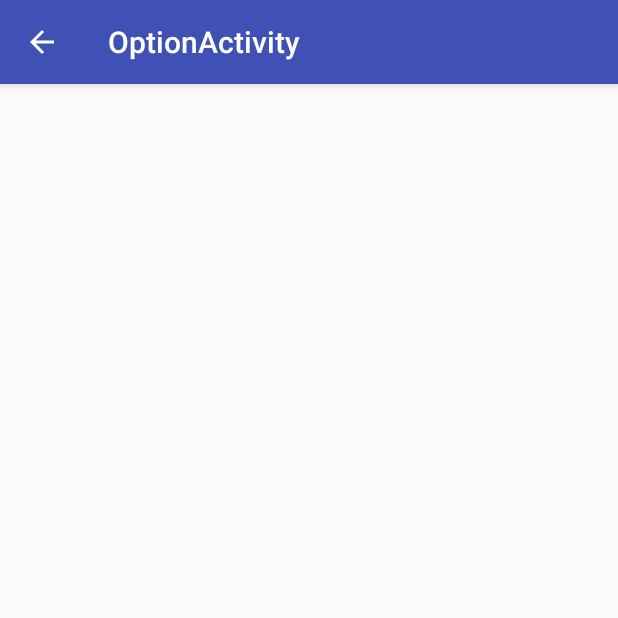
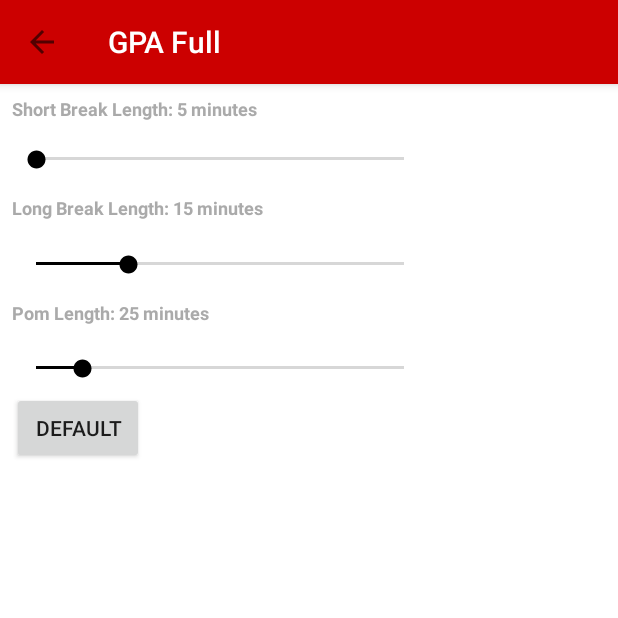
Before and after one commit to Roveros/GPAFull, an Android app: the screen it shows after launch (OptionActivity before the commit, SettingsActivity after it), after a tap on "SETTINGS", on a phone screen of 412 x 824 dp, the top half of it. Run offline under Robolectric (Android 15) with nearby library versions, the phone set to English and light mode, and no system bars.

Commit message:
Settings Activity
Settings Activity added, users can set 3 timer lengths. Settings persisted. Fixed issue where a change in orientation destroyed and remade the activity, losing data.

```diff
--- a/app/src/main/AndroidManifest.xml
+++ b/app/src/main/AndroidManifest.xml
@@ -3,6 +3,7 @@
     package="com.gpa.browne.gpafull">
 
     <uses-permission android:name="android.permission.VIBRATE" />
+
     <application
         android:allowBackup="true"
         android:icon="@mipmap/ic_launcher"
@@ -21,8 +22,9 @@
             </intent-filter>
         </activity>
         <activity
-            android:name=".OptionActivity"
-            android:label="@string/title_activity_option"
+            android:screenOrientation="portrait"
+            android:name=".SettingsActivity"
+            android:label="@string/title_activity_settings"
             android:theme="@style/AppTheme.NoActionBar"></activity>
     </application>
 
--- a/app/src/main/java/com/gpa/browne/gpafull/GPAConfigModel.java
+++ b/app/src/main/java/com/gpa/browne/gpafull/GPAConfigModel.java
@@ -1,4 +1,15 @@
 package com.gpa.browne.gpafull;
+
+import android.content.Context;
+import android.util.Log;
+
+import java.io.BufferedReader;
+import java.io.File;
+import java.io.FileInputStream;
+import java.io.FileOutputStream;
+import java.io.InputStreamReader;
+import java.io.OutputStreamWriter;
+import java.util.Arrays;
 
 /**
  * Created by Roveros on 31/10/2017.
@@ -6,16 +17,113 @@ package com.gpa.browne.gpafull;
 
 public class GPAConfigModel {
 
-    int pomLength, shortBreakLength, longBreakLength;
+    private int pomLength, shortBreakLength, longBreakLength;
+    private Context context;
+    static final int READ_BLOCK_SIZE = 100;
 
-    public GPAConfigModel(){
+    public GPAConfigModel(Context context){
         //should be fetching these values from persistent storage
         //Create persistent model object to retrieve data
-
-        //if no values exist, use defaults
-        pomLength = 25;
         shortBreakLength = 5;
         longBreakLength = 15;
+        pomLength = 25;
+
+        this.context = context;
+        detectSettings(this.context);
+    }
+
+    private void detectSettings(Context context) {
+        File myMainDir = context.getDir("settings", Context.MODE_PRIVATE);
+
+        File myFinalDir = new File(myMainDir, "settings.txt");
+
+        if (myFinalDir.exists()){
+            Log.i("INFO","Settings.txt detected");
+            Log.i("INFO", "Path: "+ myFinalDir.getAbsolutePath());
+            Log.i("INFO", "File name: " + myFinalDir.getName());
+
+            //parse settings
+            //reading text from file
+            try {
+                Log.i("INFO", "Retrieving settings...");
+                FileInputStream fis = new FileInputStream(new File(myFinalDir.getAbsolutePath()));
+                InputStreamReader isr = new InputStreamReader(fis);
+                BufferedReader bufferedReader = new BufferedReader(isr);
+                StringBuilder sb = new StringBuilder();
+                String line;
+                while ((line = bufferedReader.readLine()) != null) {
+                    sb.append(line);
+                }
+                Log.i("INFO", "Setting Retrieved.");
+                Log.i("INFO", "File contents: " + sb.toString());
+                fis.close();
+                String[] settings = sb.toString().split("@");
+                Log.i("INFO", Arrays.toString(settings));
+                String shortBreakLength[] = settings[0].split(":");
+                String longBreakLength[] = settings[1].split(":");
+                String pomLength[] = settings[2].split(":");
+                setShortBreakLength(Integer.valueOf(shortBreakLength[1]));
+                setLongBreakLength(Integer.valueOf(longBreakLength[1]));
+                setPomLength(Integer.valueOf(pomLength[1]));
+                //dayList.add(s);
+            } catch (Exception e) {
+                Log.i("INFO", "Unable to retrieve settings.");
+                Log.i("INFO", e.getMessage());
+                e.printStackTrace();
+            }
+        } else {
+            Log.i("INFO","Settings.txt not detected, default settings generated");
+            createDefaultSettings();
+        }
+    }
+
+    public void createDefaultSettings(){
+        // add-write text into file
+
+        String settings = "";
+        settings = "shortBreakLength:"+shortBreakLength+"@longBreakLength:"+longBreakLength+"@pomLength:"+pomLength+"";
+
+        try {
+            File myMainDir = context.getDir("settings", Context.MODE_PRIVATE);
+
+            myMainDir.mkdir();
+
+            File myFinalDir = new File(myMainDir, "settings.txt");
+
+            FileOutputStream out = new FileOutputStream(myFinalDir, false); //Use the stream as usual to write into the file
+            OutputStreamWriter outputWriter = new OutputStreamWriter(out);
+            outputWriter.write(settings);
+            outputWriter.close();
+
+        } catch (Exception e) {
+            e.printStackTrace();
+        }
+    }
+
+    public void saveSettings(int shortBreakLength, int longBreakLength, int pomLength){
+        // add-write text into file
+        String settings = "";
+        settings = "shortBreakLength:"+shortBreakLength+"@longBreakLength:"+longBreakLength+"@pomLength:"+pomLength+"";
+        Log.i("INFO", "Saving new settings ...");
+
+        try {
+            File myMainDir = context.getDir("settings", Context.MODE_PRIVATE);
+
+            myMainDir.mkdir();
+
+            File myFinalDir = new File(myMainDir, "settings.txt");
+
+            FileOutputStream out = new FileOutputStream(myFinalDir, false); //Use the stream as usual to write into the file
+            OutputStreamWriter outputWriter = new OutputStreamWriter(out);
+            outputWriter.write(settings);
+            outputWriter.close();
+
+            Log.i("INFO",settings);
+
+        } catch (Exception e) {
+            Log.i("INFO", "Failed to save new settings");
+            e.printStackTrace();
+        }
     }
 
     public int getPomLength() {
--- a/app/src/main/java/com/gpa/browne/gpafull/MainActivity.java
+++ b/app/src/main/java/com/gpa/browne/gpafull/MainActivity.java
@@ -30,6 +30,7 @@ public class MainActivity extends AppCompatActivity {
 
     TimerController timer;
     GPAConfigModel config;
+
     TextView tvTimerDisplay, tvCounterDisplay;
     EditText etSessionTitle;
     CoordinatorLayout layout;
@@ -43,7 +44,7 @@ public class MainActivity extends AppCompatActivity {
         setSupportActionBar(toolbar);
 
         //init the GPAConfigModel
-        config = new GPAConfigModel();
+        config = new GPAConfigModel(this);
 
         //get timer display TextView from view
         tvTimerDisplay = findViewById(R.id.tvTimerDisplay);
@@ -82,7 +83,11 @@ public class MainActivity extends AppCompatActivity {
         //noinspection SimplifiableIfStatement
         if (id == R.id.action_settings) {
            // Toast.makeText(MainActivity.this, "Settings", Toast.LENGTH_LONG).show();
-            Intent intent = new Intent(this, OptionActivity.class);
+            config = new GPAConfigModel(this);
+            Intent intent = new Intent(this, SettingsActivity.class);
+            intent.putExtra("shortBreakLength", config.getShortBreakLength());
+            intent.putExtra("longBreakLength", config.getLongBreakLength());
+            intent.putExtra("pomLength", config.getPomLength());
             startActivity(intent);
         } else if (id == R.id.action_exit) {
             onExitClick();
@@ -95,6 +100,8 @@ public class MainActivity extends AppCompatActivity {
 
     //Starts timer if not already started
     public void onStartClick(View view) {
+        config = new GPAConfigModel(this);
+        timer = new TimerController(MainActivity.this, layout, progressBar, config, tvTimerDisplay, tvCounterDisplay, etSessionTitle);
         timer.start("pom");
     }
 
--- a/app/src/main/java/com/gpa/browne/gpafull/OptionActivity.java
+++ /dev/null
@@ -1,46 +0,0 @@
-package com.gpa.browne.gpafull;
-
-import android.os.Bundle;
-import android.support.v7.app.AppCompatActivity;
-import android.support.v7.widget.Toolbar;
-import android.view.MenuItem;
-import android.widget.Toast;
-
-public class OptionActivity extends AppCompatActivity {
-
-    @Override
-    protected void onCreate(Bundle savedInstanceState) {
-        super.onCreate(savedInstanceState);
-        setContentView(R.layout.activity_option);
-        Toolbar toolbar = (Toolbar) findViewById(R.id.toolbar);
-        setSupportActionBar(toolbar);
-
-        //if(getSupportActionBar() != null){
-            getSupportActionBar().setDisplayHomeAsUpEnabled(true);
-            getSupportActionBar().setDisplayShowHomeEnabled(true);
-        //}
-    }
-
-    @Override
-    public boolean onOptionsItemSelected(MenuItem item) {
-        // Handle action bar item clicks here. The action bar will
-        // automatically handle clicks on the Home/Up button, so long
-        // as you specify a parent activity in AndroidManifest.xml.
-        int id = item.getItemId();
-
-        //noinspection SimplifiableIfStatement
-        if (id == android.R.id.home) {
-            Toast.makeText(this, "Home", Toast.LENGTH_LONG).show();
-            finish();
-        }
-
-        return super.onOptionsItemSelected(item);
-    }
-
-    @Override
-    public void onBackPressed() {
-        // your code.
-        this.finish();
-    }
-
-}
--- /dev/null
+++ b/app/src/main/java/com/gpa/browne/gpafull/SettingsActivity.java
@@ -0,0 +1,147 @@
+package com.gpa.browne.gpafull;
+
+import android.content.Intent;
+import android.os.Bundle;
+import android.support.design.widget.FloatingActionButton;
+import android.support.design.widget.Snackbar;
+import android.support.v7.app.AppCompatActivity;
+import android.support.v7.widget.Toolbar;
+import android.view.MenuItem;
+import android.view.View;
+import android.widget.SeekBar;
+import android.widget.TextView;
+import android.widget.Toast;
+
+public class SettingsActivity extends AppCompatActivity {
+    private SeekBar sbPomLength, sbShortBreakLength, sbLongBreakLength;
+    private TextView tvPomLength, tvShortBreakLength, tvLongBreakLength;
+    int config[] = {0,0,0};
+
+    @Override
+    protected void onCreate(Bundle savedInstanceState) {
+        super.onCreate(savedInstanceState);
+        setContentView(R.layout.activity_settings);
+        Toolbar toolbar = (Toolbar) findViewById(R.id.toolbar);
+        setSupportActionBar(toolbar);
+
+        //this places a back button on the toolbar
+        getSupportActionBar().setDisplayHomeAsUpEnabled(true);
+        getSupportActionBar().setHomeButtonEnabled(true);
+
+        Intent intent = getIntent();
+
+        config[0] = intent.getIntExtra("shortBreakLength",0);
+        config[1] = intent.getIntExtra("longBreakLength",0);
+        config[2] = intent.getIntExtra("pomLength",0);
+
+        sbPomLength = (SeekBar) findViewById(R.id.sbPomLength);
+        tvPomLength = (TextView) findViewById(R.id.tvPomLength);
+        sbLongBreakLength = (SeekBar) findViewById(R.id.sbLongBreakLength);
+        tvLongBreakLength = (TextView) findViewById(R.id.tvLongBreakLength);
+        sbShortBreakLength = (SeekBar) findViewById(R.id.sbShortBreakLength);
+        tvShortBreakLength = (TextView) findViewById(R.id.tvShortBreakLength);
+
+        sbPomLength.setMax(40);
+        sbPomLength.incrementProgressBy(5);
+        sbPomLength.setProgress(config[2] - 20);
+        tvPomLength.setText("Pom Length: " + config[2] + " minutes");
+
+        sbLongBreakLength.setMax(20);
+        sbLongBreakLength.incrementProgressBy(5);
+        sbLongBreakLength.setProgress(config[1] - 10);
+        tvLongBreakLength.setText("Long Break Length: " + config[1] + " minutes");
+
+        sbShortBreakLength.setMax(10);
+        sbShortBreakLength.incrementProgressBy(5);
+        sbShortBreakLength.setProgress(config[0] - 5);
+        tvShortBreakLength.setText("Short Break Length: " + config[0] + " minutes");
+
+        // perform seek bar change listener event used for getting the progress value
+        sbPomLength.setOnSeekBarChangeListener(new SeekBar.OnSeekBarChangeListener() {
+            int progressChangedValue = 0;
+
+            public void onProgressChanged(SeekBar seekBar, int progress, boolean fromUser) {
+                progress += 20;
+                progress = progress / 5;
+                progress = progress * 5;
+                config[2] = progress;
+                progressChangedValue = progress;
+            }
+
+            public void onStartTrackingTouch(SeekBar seekBar) {
+                // TODO Auto-generated method stub
+            }
+
+            public void onStopTrackingTouch(SeekBar seekBar) {
+                tvPomLength.setText("Pom Length: " + progressChangedValue + " minutes");
+            }
+        });
+
+        // perform seek bar change listener event used for getting the progress value
+        sbLongBreakLength.setOnSeekBarChangeListener(new SeekBar.OnSeekBarChangeListener() {
+            int progressChangedValue = 0;
+
+            public void onProgressChanged(SeekBar seekBar, int progress, boolean fromUser) {
+                progress += 10;
+                progress = progress / 5;
+                progress = progress * 5;
+                config[1] = progress;
+                progressChangedValue = progress;
+            }
+
+            public void onStartTrackingTouch(SeekBar seekBar) {
+                // TODO Auto-generated method stub
+            }
+
+            public void onStopTrackingTouch(SeekBar seekBar) {
+                tvLongBreakLength.setText("Long Break Length: " + progressChangedValue + " minutes");
+            }
+        });
+
+        // perform seek bar change listener event used for getting the progress value
+        sbShortBreakLength.setOnSeekBarChangeListener(new SeekBar.OnSeekBarChangeListener() {
+            int progressChangedValue = 0;
+
+            public void onProgressChanged(SeekBar seekBar, int progress, boolean fromUser) {
+                progress += 5;
+                progress = progress / 5;
+                progress = progress * 5;
+                config[0] = progress;
+                progressChangedValue = progress;
+            }
+
+            public void onStartTrackingTouch(SeekBar seekBar) {
+                // TODO Auto-generated method stub
+            }
+
+            public void onStopTrackingTouch(SeekBar seekBar) {
+                tvShortBreakLength.setText("Short Break Length: " + progressChangedValue + " minutes");
+            }
+        });
+    }
+
+    //This override is neede to allow for a back button on the toolbar for this activity
+    @Override
+    public boolean onOptionsItemSelected(MenuItem item) {
+
+        if(item.getItemId() == android.R.id.home)
+        {
+            GPAConfigModel model = new GPAConfigModel(getApplicationContext());
+            model.saveSettings(config[0], config[1] , config[2]);
+            finish();
+        }
+        return super.onOptionsItemSelected(item);
+    }
+
+    public void onDefaultClick(View view) {
+        tvPomLength.setText("Pom Length: " + 25 + " minutes");
+        tvLongBreakLength.setText("Long Break Length: " + 15 + " minutes");
+        tvShortBreakLength.setText("Short Break Length: " + 5 + " minutes");
+        sbPomLength.setProgress(25 - 20);
+        sbLongBreakLength.setProgress(15 - 10);
+        sbShortBreakLength.setProgress(5 - 5);
+        //persist this
+        GPAConfigModel model = new GPAConfigModel(getApplicationContext());
+        model.saveSettings(config[0], config[1] , config[2]);
+    }
+}
--- a/app/src/main/java/com/gpa/browne/gpafull/TimerController.java
+++ b/app/src/main/java/com/gpa/browne/gpafull/TimerController.java
@@ -74,7 +74,7 @@ class TimerController {
                     Color.parseColor("#ff669900"), android.graphics.PorterDuff.Mode.SRC_IN);
 
             /*        millisinFuture = config.getPomLength() * 60000;     // 1000 = 1 second, 60000 = 60 seconds or 1 minute*/
-            millisinFuture = 25 * 60000; // 25 * 1 Minute
+            millisinFuture = config.getPomLength() * 60000; // 25 * 1 Minute
 
         } else if (type.equals("shortBreak")) {
             //model param to track timer state
@@ -84,7 +84,7 @@ class TimerController {
                     Color.parseColor("#a9a9a9"), android.graphics.PorterDuff.Mode.SRC_IN);
 
             /*millisinFuture = config.getShortBreakLength() * 60000;    // 1000 = 1 second, 60000 = 60 seconds or 1 minute*/
-            millisinFuture = 5 * 60000; // 5 * 1 Minute
+            millisinFuture = config.getShortBreakLength() * 60000; // 5 * 1 Minute
 
         } else if (type.equals("longBreak")) {
             //model param to track timer state
@@ -98,7 +98,7 @@ class TimerController {
             tvCounterDisplay.setText(counter + "");
 
             /*millisinFuture = config.getLongBreakLength() * 60000;     // 1000 = 1 second, 60000 = 60 seconds or 1 minute*/
-            millisinFuture = 15 * 60000; // 15 * 1 Minute
+            millisinFuture = config.getLongBreakLength() * 60000; // 15 * 1 Minute
         }
 
         //set progress bar maximum = to the total number of miliseconds of the timer
--- a/app/src/main/res/layout/activity_main.xml
+++ b/app/src/main/res/layout/activity_main.xml
@@ -22,7 +22,7 @@
             android:theme="@style/Theme.AppCompat.Light.NoActionBar"
             app:popupTheme="@style/ThemeOverlay.AppCompat.Light"
             app:title="GPA Full"
-            app:titleTextColor="@color/colorAccent" />
+            app:titleTextColor="@android:color/holo_red_dark" />
 
     </android.support.design.widget.AppBarLayout>
 
--- a/app/src/main/res/layout/activity_option.xml
+++ b/app/src/main/res/layout/activity_settings.xml
@@ -2,9 +2,11 @@
 <android.support.design.widget.CoordinatorLayout xmlns:android="http://schemas.android.com/apk/res/android"
     xmlns:app="http://schemas.android.com/apk/res-auto"
     xmlns:tools="http://schemas.android.com/tools"
+    android:id="@+id/coordLayout"
     android:layout_width="match_parent"
     android:layout_height="match_parent"
-    tools:context="com.gpa.browne.gpafull.OptionActivity">
+    android:background="@android:color/holo_red_dark"
+    tools:context="com.gpa.browne.gpafull.SettingsActivity">
 
     <android.support.design.widget.AppBarLayout
         android:layout_width="match_parent"
@@ -15,11 +17,15 @@
             android:id="@+id/toolbar"
             android:layout_width="match_parent"
             android:layout_height="?attr/actionBarSize"
-            android:background="?attr/colorPrimary"
-            app:popupTheme="@style/AppTheme.PopupOverlay" />
+            android:background="@android:color/holo_red_dark"
+            android:elevation="4dp"
+            android:theme="@style/Theme.AppCompat.Light.NoActionBar"
+            app:popupTheme="@style/ThemeOverlay.AppCompat.Light"
+            app:title="GPA Full"
+            app:titleTextColor="@android:color/background_light" />
 
     </android.support.design.widget.AppBarLayout>
 
-    <include layout="@layout/content_option" />
+    <include layout="@layout/content_settings" />
 
 </android.support.design.widget.CoordinatorLayout>
--- a/app/src/main/res/layout/content_main.xml
+++ b/app/src/main/res/layout/content_main.xml
@@ -19,8 +19,8 @@
         android:inputType="textPersonName"
         android:selectAllOnFocus="false"
         android:textAlignment="center"
-        android:textColor="@color/colorPrimary"
-        android:textColorHighlight="@color/colorAccent"
+        android:textColor="@android:color/background_light"
+        android:textColorHighlight="@android:color/holo_red_dark"
         android:textSize="24sp"
         app:layout_constraintEnd_toEndOf="parent"
         app:layout_constraintStart_toStartOf="parent"
--- a/app/src/main/res/layout/content_option.xml
+++ /dev/null
@@ -1,11 +0,0 @@
-<?xml version="1.0" encoding="utf-8"?>
-<android.support.constraint.ConstraintLayout xmlns:android="http://schemas.android.com/apk/res/android"
-    xmlns:app="http://schemas.android.com/apk/res-auto"
-    xmlns:tools="http://schemas.android.com/tools"
-    android:layout_width="match_parent"
-    android:layout_height="match_parent"
-    app:layout_behavior="@string/appbar_scrolling_view_behavior"
-    tools:context="com.gpa.browne.gpafull.OptionActivity"
-    tools:showIn="@layout/activity_option">
-
-</android.support.constraint.ConstraintLayout>
--- /dev/null
+++ b/app/src/main/res/layout/content_settings.xml
@@ -0,0 +1,98 @@
+<?xml version="1.0" encoding="utf-8"?>
+<android.support.constraint.ConstraintLayout xmlns:android="http://schemas.android.com/apk/res/android"
+    xmlns:app="http://schemas.android.com/apk/res-auto"
+    xmlns:tools="http://schemas.android.com/tools"
+    android:layout_width="match_parent"
+    android:layout_height="match_parent"
+    android:background="@android:color/background_light"
+    app:layout_behavior="@string/appbar_scrolling_view_behavior"
+    tools:context="com.gpa.browne.gpafull.SettingsActivity"
+    tools:showIn="@layout/activity_settings">
+
+    <TextView
+        android:id="@+id/tvShortBreakLength"
+        android:layout_width="182dp"
+        android:layout_height="22dp"
+        android:layout_gravity="center"
+        android:layout_marginStart="8dp"
+        android:layout_marginTop="8dp"
+        android:text="Short Break Length"
+        android:textColor="@android:color/darker_gray"
+        android:textSize="12sp"
+        android:textStyle="bold"
+        app:layout_constraintStart_toStartOf="parent"
+        app:layout_constraintTop_toTopOf="parent" />
+
+    <SeekBar
+        android:id="@+id/sbShortBreakLength"
+        android:layout_width="277dp"
+        android:layout_height="16dp"
+        android:layout_marginStart="8dp"
+        android:layout_marginTop="12dp"
+        android:max="150"
+        app:layout_constraintStart_toStartOf="parent"
+        app:layout_constraintTop_toBottomOf="@+id/tvShortBreakLength" />
+
+    <TextView
+        android:id="@+id/tvLongBreakLength"
+        android:layout_width="182dp"
+        android:layout_height="22dp"
+        android:layout_gravity="center"
+        android:layout_marginStart="8dp"
+        android:layout_marginTop="16dp"
+        android:text="Long Break Length"
+        android:textColor="@android:color/darker_gray"
+        android:textSize="12sp"
+        android:textStyle="bold"
+        app:layout_constraintStart_toStartOf="parent"
+        app:layout_constraintTop_toBottomOf="@+id/sbShortBreakLength" />
+
+    <SeekBar
+        android:id="@+id/sbLongBreakLength"
+        android:layout_width="277dp"
+        android:layout_height="16dp"
+        android:layout_marginStart="8dp"
+        android:layout_marginTop="16dp"
+        android:max="150"
+        app:layout_constraintStart_toStartOf="parent"
+        app:layout_constraintTop_toBottomOf="@+id/tvLongBreakLength" />
+
+    <TextView
+        android:id="@+id/tvPomLength"
+        android:layout_width="182dp"
+        android:layout_height="21dp"
+        android:layout_gravity="center"
+        android:layout_marginStart="8dp"
+        android:layout_marginTop="16dp"
+        android:text="Pom Length"
+        android:textColor="@android:color/darker_gray"
+        android:textSize="12sp"
+        android:textStyle="bold"
+        app:layout_constraintStart_toStartOf="parent"
+        app:layout_constraintTop_toBottomOf="@+id/sbLongBreakLength" />
+
+    <SeekBar
+        android:id="@+id/sbPomLength"
+        android:layout_width="277dp"
+        android:layout_height="16dp"
+        android:layout_marginStart="8dp"
+        android:layout_marginTop="16dp"
+        android:max="150"
+        app:layout_constraintStart_toStartOf="parent"
+        app:layout_constraintTop_toBottomOf="@+id/tvPomLength"
+        android:layout_marginLeft="8dp" />
+
+    <Button
+        android:id="@+id/btnDefault"
+        android:layout_width="wrap_content"
+        android:layout_height="wrap_content"
+        android:layout_marginStart="8dp"
+        android:layout_marginTop="8dp"
+        android:onClick="onDefaultClick"
+        android:text="Default"
+        app:layout_constraintStart_toStartOf="parent"
+        app:layout_constraintTop_toBottomOf="@+id/sbPomLength"
+        android:layout_marginLeft="8dp" />
+
+
+</android.support.constraint.ConstraintLayout>
--- a/app/src/main/res/values/strings.xml
+++ b/app/src/main/res/values/strings.xml
@@ -1,5 +1,5 @@
 <resources>
-    <string name="app_name">GPA Full</string>
+    <string name="app_name">GPA Slim</string>
     <string name="action_settings">Settings</string>
     <string name="action_exit">Exit</string>
     <string name="action_email">Email</string>
```
